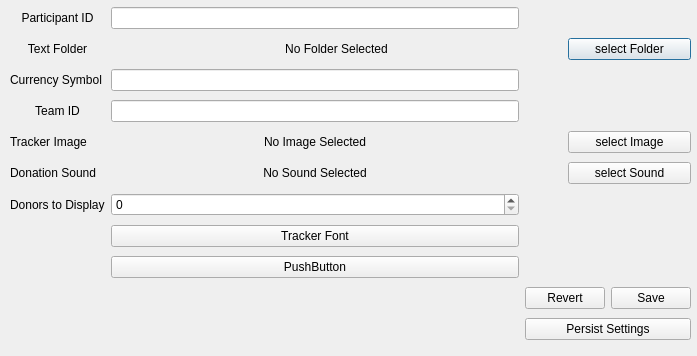
Before: the Qt Designer form QTdesignerfiles/settings.ui in djotaku/ELDonationTracker, drawn with Qt 5.
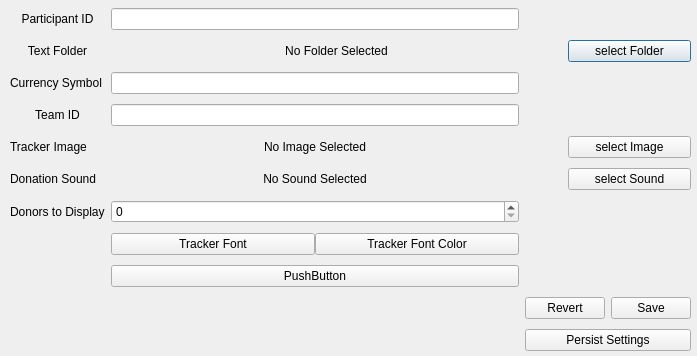
After: the same form once the commit is applied.

Commit message: Font color can now be changed and saved to settings.

```diff
--- a/QTdesignerfiles/settings.ui
+++ b/QTdesignerfiles/settings.ui
@@ -19,7 +19,7 @@
      <x>10</x>
      <y>0</y>
      <width>681</width>
-     <height>355</height>
+     <height>359</height>
     </rect>
    </property>
    <layout class="QGridLayout" name="gridLayout">
@@ -182,11 +182,22 @@
      </widget>
     </item>
     <item row="7" column="1">
+     <layout class="QHBoxLayout" name="horizontalLayout_2">
+      <item>
      <widget class="QPushButton" name="pushButton_font">
       <property name="text">
        <string>Tracker Font</string>
       </property>
      </widget>
+      </item>
+      <item>
+       <widget class="QPushButton" name="pushButton_font_color">
+        <property name="text">
+         <string>Tracker Font Color</string>
+        </property>
+       </widget>
+      </item>
+     </layout>
     </item>
    </layout>
   </widget>
```
Lines whose indentation alone changed are shown as unchanged. The commit also changes 4 other files.
